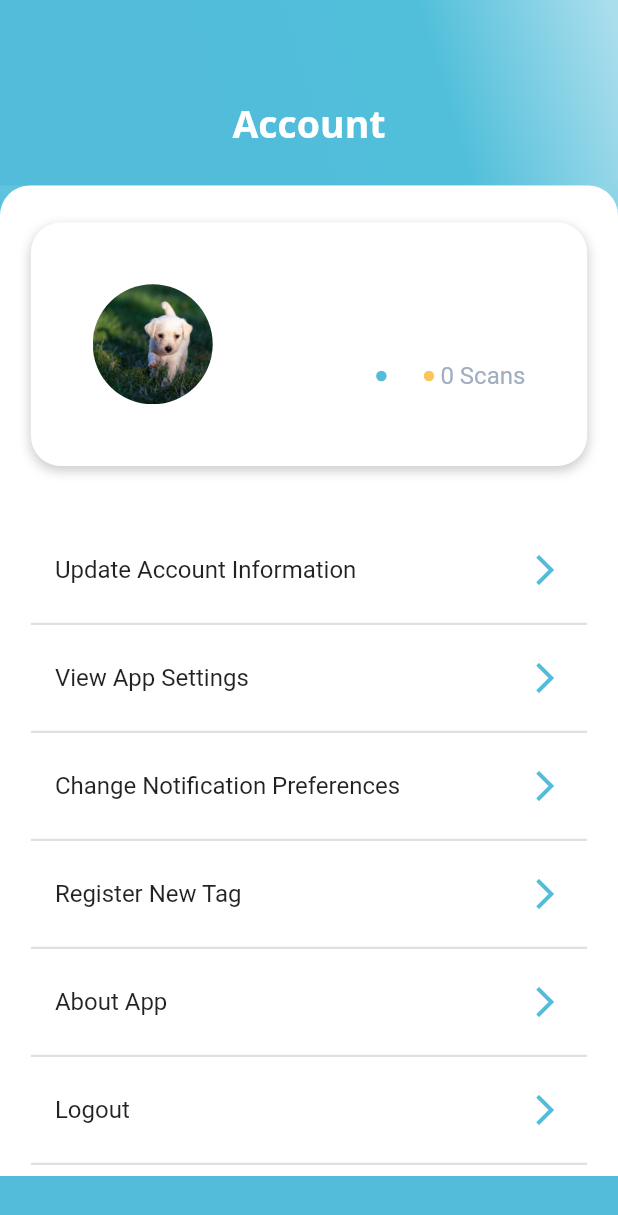
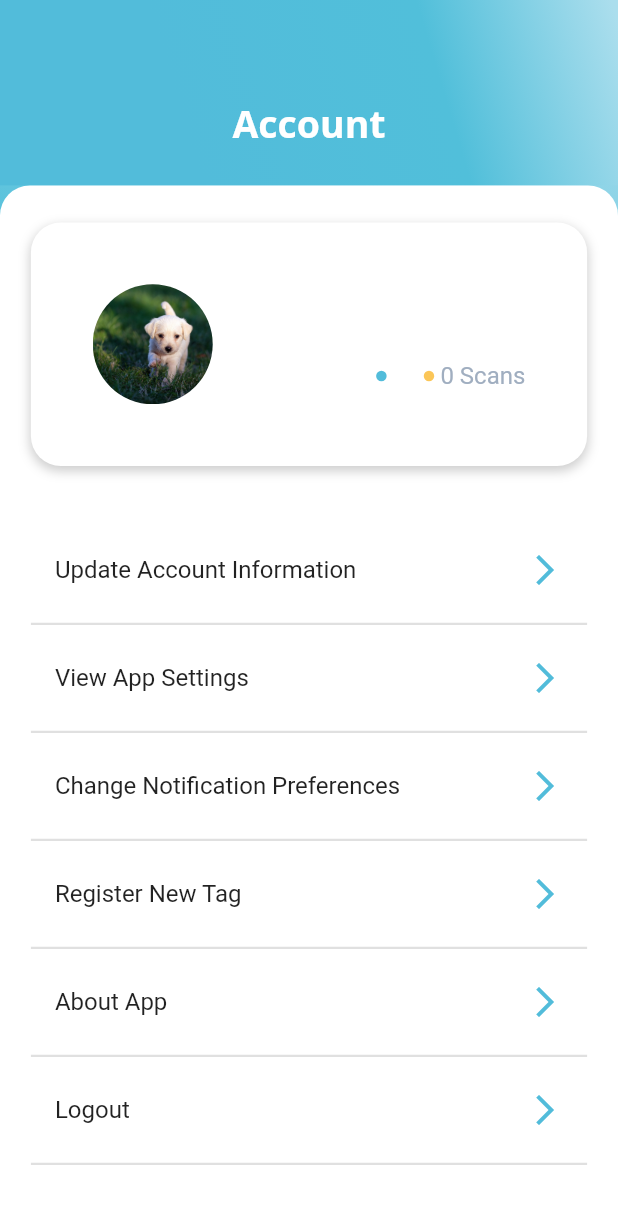
Before and after one commit to petcodeapp/interface-mobile, a Flutter app: the AccountScreen screen opened directly, on a phone screen of 412 x 824 dp. Shown: the top 1215 px of the screen. Run offline on Flutter 3.47's test engine with Material 2 defaults, Android fonts, the phone set to English and light mode, and no system bars; our stand-ins replace cached_network_image, carousel_slider, cloud_firestore, dio, dots_indicator, email_validator and 17 more; missing offline and left inert: slimy_card; accounts and stored records are empty; statements that could not run were skipped.

Commit message:
:bug: account screen fixes

```diff
--- a/lib/screens/account/account_screen.dart
+++ b/lib/screens/account/account_screen.dart
@@ -14,10 +14,10 @@ class AccountScreen extends StatelessWidget {
     double height = StyleConstants.height;
     double width = StyleConstants.width;
 
-
     return Scaffold(
-      backgroundColor: StyleConstants.blue,
+      backgroundColor: StyleConstants.white,
       body: SingleChildScrollView(
+        physics: ClampingScrollPhysics(),
         child: Container(
             decoration: BoxDecoration(
                 gradient: LinearGradient(
@@ -31,9 +31,7 @@ class AccountScreen extends StatelessWidget {
                 StyleConstants.blue
               ], // whitish to gray
               //tileMode: TileMode.repeated,
-              )
-            ),
-            width: width,
+            )),
             child: Column(
               mainAxisSize: MainAxisSize.min,
               children: [
@@ -52,8 +50,8 @@ class AccountScreen extends StatelessWidget {
                           children: [
                             Text(
                               'Account',
-                              style: StyleConstants.whiteThinTitleText
-                                  .copyWith(fontSize: 25.0, fontWeight: FontWeight.bold),
+                              style: StyleConstants.whiteThinTitleText.copyWith(
+                                  fontSize: 25.0, fontWeight: FontWeight.bold),
                             ),
                           ],
                         ),
@@ -66,9 +64,7 @@ class AccountScreen extends StatelessWidget {
                 ),
                 Flexible(
                   child: Container(
-                    width: width,
                     decoration: BoxDecoration(
-
                         color: Colors.white,
                         borderRadius: BorderRadius.only(
                             topLeft: Radius.circular(20.0),
```
Lines whose indentation alone changed are shown as unchanged.
